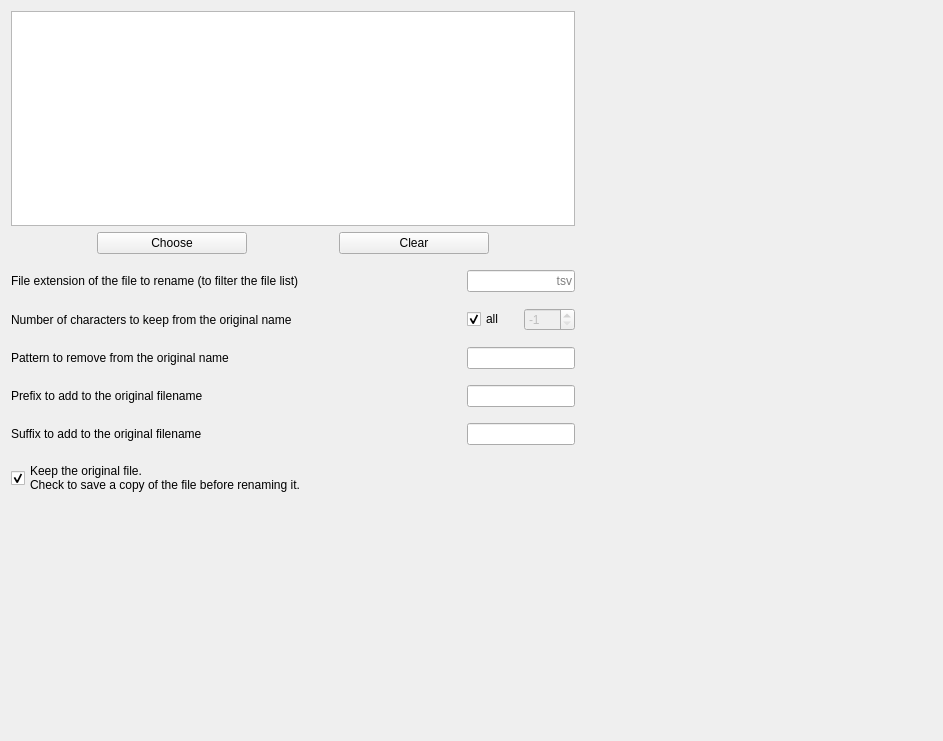
SnoozToolbox/snooz-package-ceams, file modules/CEAMSModules/RenameFileList/Ui_RenameFileListSettingsView.ui: the form before one commit.
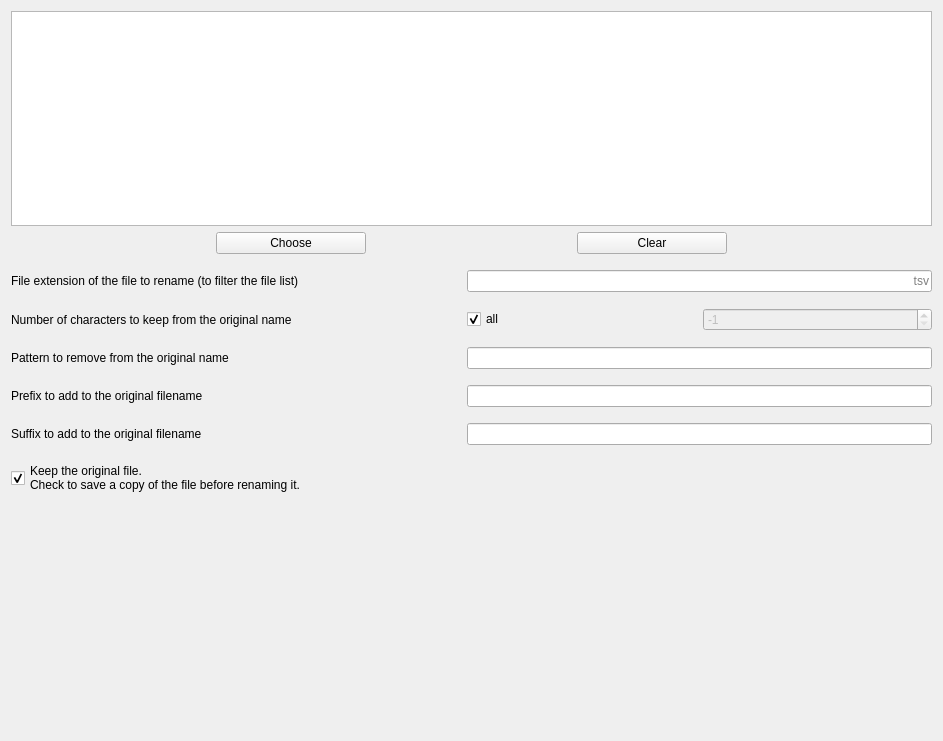
The form after the commit.

Commit message: RenameFiles and ConvertXML: Expanded UI for improved visibility.

Diff of the .ui file:
```diff
--- a/modules/CEAMSModules/RenameFileList/Ui_RenameFileListSettingsView.ui
+++ b/modules/CEAMSModules/RenameFileList/Ui_RenameFileListSettingsView.ui
@@ -383,19 +383,6 @@
      </item>
     </layout>
    </item>
-   <item>
-    <spacer name="horizontalSpacer">
-     <property name="orientation">
-      <enum>Qt::Horizontal</enum>
-     </property>
-     <property name="sizeHint" stdset="0">
-      <size>
-       <width>287</width>
-       <height>20</height>
-      </size>
-     </property>
-    </spacer>
-   </item>
   </layout>
  </widget>
  <resources>
```
The commit also changes 3 other files.
